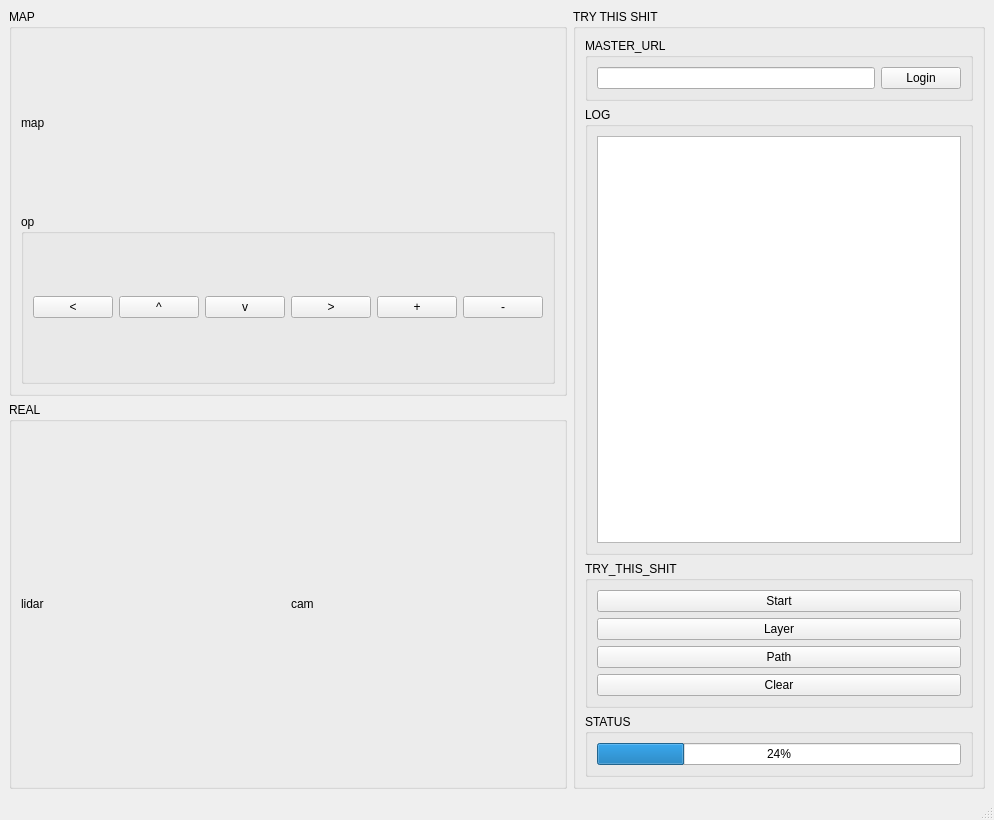
causehhc/mecanum_agv, file src/my_gui/scripts/designer/untitled.ui: the form before one commit.
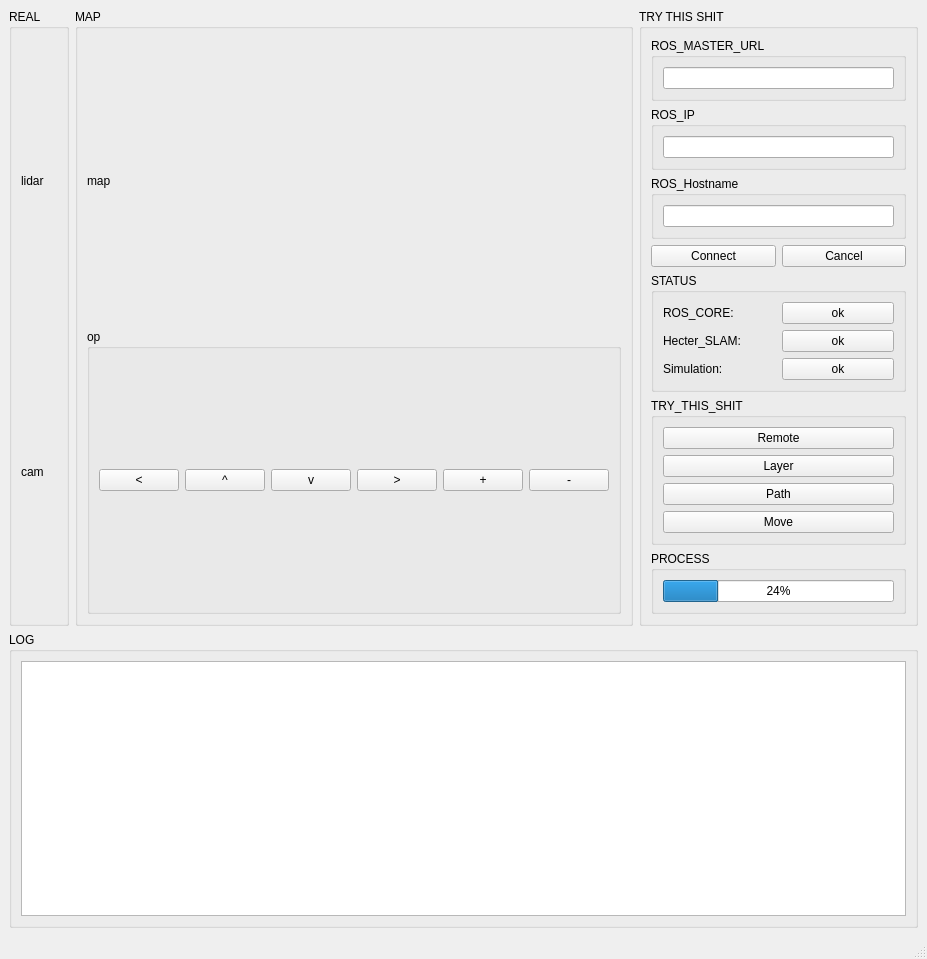
The form after the commit.

```diff
--- a/src/my_gui/scripts/designer/untitled.ui
+++ b/src/my_gui/scripts/designer/untitled.ui
@@ -6,18 +6,41 @@
    <rect>
     <x>0</x>
     <y>0</y>
-    <width>994</width>
-    <height>820</height>
+    <width>927</width>
+    <height>959</height>
    </rect>
   </property>
   <property name="windowTitle">
    <string>MainWindow</string>
   </property>
   <widget class="QWidget" name="centralwidget">
-   <layout class="QHBoxLayout" name="horizontalLayout_3">
+   <layout class="QVBoxLayout" name="verticalLayout_8">
     <item>
+     <layout class="QHBoxLayout" name="horizontalLayout_2">
+      <item>
+       <widget class="QGroupBox" name="groupBox_3">
+        <property name="title">
+         <string>REAL</string>
+        </property>
      <layout class="QVBoxLayout" name="verticalLayout_3">
       <item>
+          <widget class="QLabel" name="label_lidar">
+           <property name="text">
+            <string>lidar</string>
+           </property>
+          </widget>
+         </item>
+         <item>
+          <widget class="QLabel" name="label_cam">
+           <property name="text">
+            <string>cam</string>
+           </property>
+          </widget>
+         </item>
+        </layout>
+       </widget>
+      </item>
+      <item>
        <widget class="QGroupBox" name="groupBox_2">
         <property name="title">
          <string>MAP</string>
@@ -85,31 +108,6 @@
        </widget>
       </item>
       <item>
-       <widget class="QGroupBox" name="groupBox_3">
-        <property name="title">
-         <string>REAL</string>
-        </property>
-        <layout class="QHBoxLayout" name="horizontalLayout_2">
-         <item>
-          <widget class="QLabel" name="label_lidar">
-           <property name="text">
-            <string>lidar</string>
-           </property>
-          </widget>
-         </item>
-         <item>
-          <widget class="QLabel" name="label_cam">
-           <property name="text">
-            <string>cam</string>
-           </property>
-          </widget>
-         </item>
-        </layout>
-       </widget>
-      </item>
-     </layout>
-    </item>
-    <item>
      <widget class="QGroupBox" name="groupBox">
       <property name="title">
        <string>TRY THIS SHIT</string>
@@ -118,30 +116,128 @@
        <item>
         <widget class="QGroupBox" name="groupBox_4">
          <property name="title">
-          <string>MASTER_URL</string>
-         </property>
+            <string>ROS_MASTER_URL</string>
+           </property>
+           <layout class="QVBoxLayout" name="verticalLayout_6">
+            <item>
+             <widget class="QLineEdit" name="lineEdit"/>
+            </item>
+           </layout>
+          </widget>
+         </item>
+         <item>
+          <widget class="QGroupBox" name="groupBox_11">
+           <property name="title">
+            <string>ROS_IP</string>
+           </property>
+           <layout class="QVBoxLayout" name="verticalLayout_9">
+            <item>
+             <widget class="QLineEdit" name="lineEdit_3"/>
+            </item>
+           </layout>
+          </widget>
+         </item>
+         <item>
+          <widget class="QGroupBox" name="groupBox_12">
+           <property name="title">
+            <string>ROS_Hostname</string>
+           </property>
+           <layout class="QVBoxLayout" name="verticalLayout_10">
+            <item>
+             <widget class="QLineEdit" name="lineEdit_4"/>
+            </item>
+           </layout>
+          </widget>
+         </item>
+         <item>
          <layout class="QHBoxLayout" name="horizontalLayout_5">
           <item>
-           <widget class="QLineEdit" name="lineEdit_2"/>
+            <widget class="QPushButton" name="pushButton_14">
+             <property name="text">
+              <string>Connect</string>
+             </property>
+            </widget>
           </item>
           <item>
            <widget class="QPushButton" name="pushButton_10">
             <property name="text">
-             <string>Login</string>
+              <string>Cancel</string>
             </property>
            </widget>
           </item>
          </layout>
-        </widget>
        </item>
        <item>
         <widget class="QGroupBox" name="groupBox_7">
          <property name="title">
-          <string>LOG</string>
-         </property>
-         <layout class="QVBoxLayout" name="verticalLayout_6">
+            <string>STATUS</string>
+           </property>
+           <layout class="QVBoxLayout" name="verticalLayout_5">
           <item>
-           <widget class="QTextBrowser" name="textBrowser"/>
+             <layout class="QHBoxLayout" name="horizontalLayout_3">
+              <item>
+               <widget class="QLabel" name="label">
+                <property name="text">
+                 <string>ROS_CORE:</string>
+                </property>
+               </widget>
+              </item>
+              <item>
+               <widget class="QPushButton" name="pushButton_11">
+                <property name="text">
+                 <string>ok</string>
+                </property>
+               </widget>
+              </item>
+             </layout>
+            </item>
+            <item>
+             <layout class="QHBoxLayout" name="horizontalLayout_6">
+              <item>
+               <widget class="QLabel" name="label_3">
+                <property name="text">
+                 <string>Hecter_SLAM:</string>
+                </property>
+               </widget>
+              </item>
+              <item>
+               <widget class="QPushButton" name="pushButton_12">
+                <property name="text">
+                 <string>ok</string>
+                </property>
+               </widget>
+              </item>
+             </layout>
+            </item>
+            <item>
+             <layout class="QHBoxLayout" name="horizontalLayout_7">
+              <item>
+               <widget class="QLabel" name="label_2">
+                <property name="text">
+                 <string>Simulation:</string>
+                </property>
+               </widget>
+              </item>
+              <item>
+               <widget class="QPushButton" name="pushButton_13">
+                <property name="text">
+                 <string>ok</string>
+                </property>
+                <property name="shortcut">
+                 <string/>
+                </property>
+                <property name="autoDefault">
+                 <bool>false</bool>
+                </property>
+                <property name="default">
+                 <bool>false</bool>
+                </property>
+                <property name="flat">
+                 <bool>false</bool>
+                </property>
+               </widget>
+              </item>
+             </layout>
           </item>
          </layout>
         </widget>
@@ -155,7 +251,7 @@
           <item>
            <widget class="QPushButton" name="pushButton_1">
             <property name="text">
-             <string>Start</string>
+               <string>Remote</string>
             </property>
            </widget>
           </item>
@@ -176,7 +272,7 @@
           <item>
            <widget class="QPushButton" name="pushButton_4">
             <property name="text">
-             <string>Clear</string>
+               <string>Move</string>
             </property>
            </widget>
           </item>
@@ -186,7 +282,7 @@
        <item>
         <widget class="QGroupBox" name="groupBox_8">
          <property name="title">
-          <string>STATUS</string>
+            <string>PROCESS</string>
          </property>
          <layout class="QHBoxLayout" name="horizontalLayout_4">
           <item>
@@ -203,6 +299,20 @@
      </widget>
     </item>
    </layout>
+    </item>
+    <item>
+     <widget class="QGroupBox" name="groupBox_9">
+      <property name="title">
+       <string>LOG</string>
+      </property>
+      <layout class="QVBoxLayout" name="verticalLayout_7">
+       <item>
+        <widget class="QTextBrowser" name="textBrowser"/>
+       </item>
+      </layout>
+     </widget>
+    </item>
+   </layout>
   </widget>
   <widget class="QMenuBar" name="menubar">
    <property name="geometry">
```
Left out of the diff: 6 changed lines with no effect on the pictures. Lines whose indentation alone changed are shown as unchanged.
